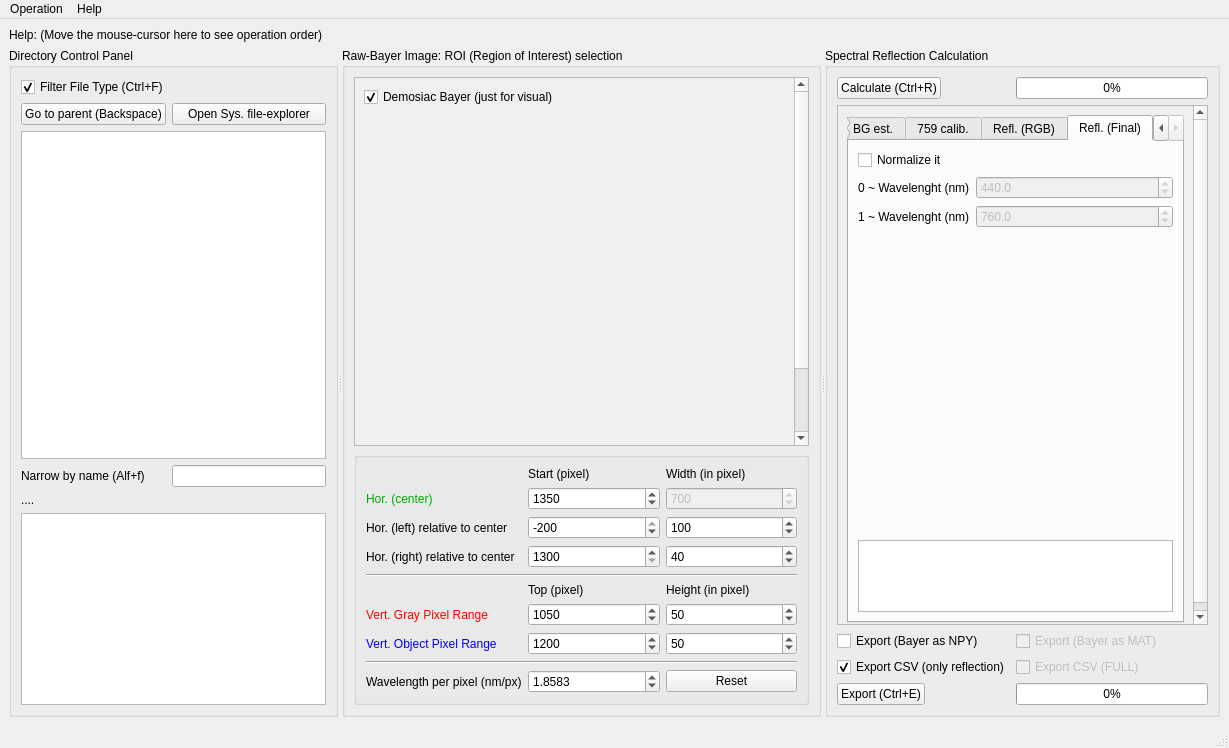
Above: UI/UI_Mainwindow.ui from garid3000/bps_spectrometer_gui before the change. Below: the same form after it.
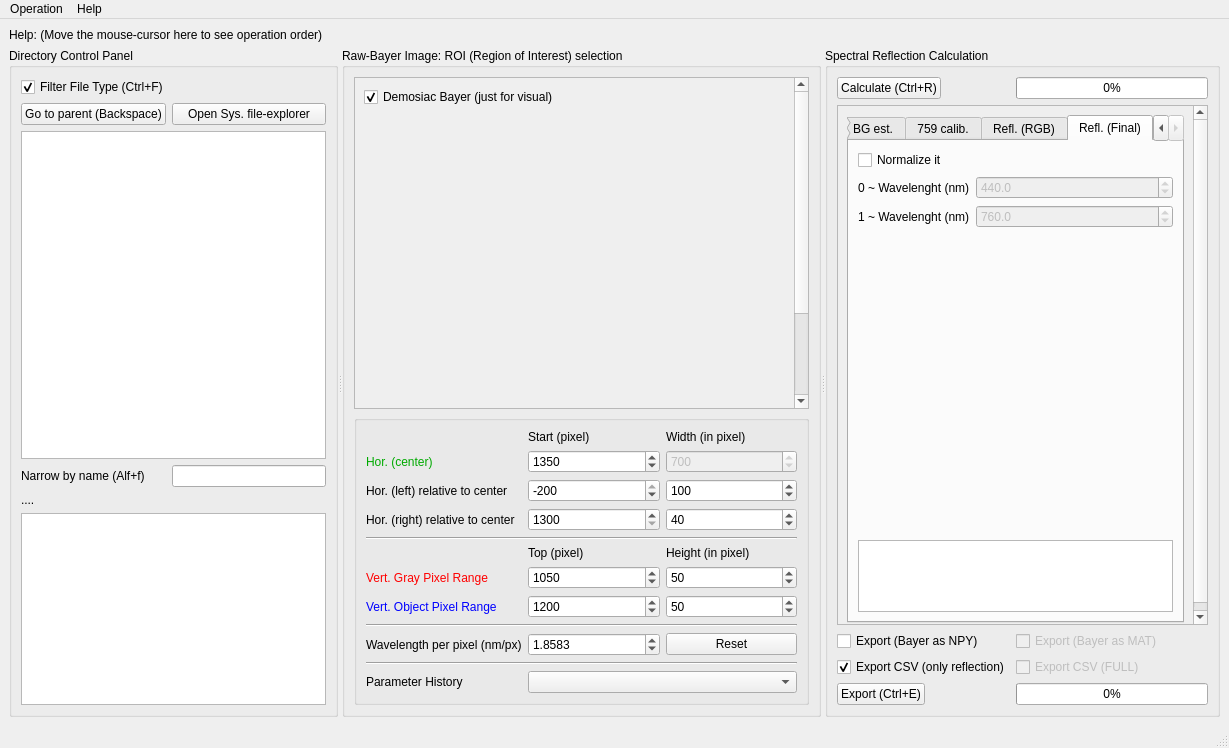
That is the form after the change. Icons and pictures are not drawn. Custom widgets are drawn as their Qt base class.

Commit message: Initial UI change for the parameter histroy

```diff
--- a/UI/UI_Mainwindow.ui
+++ b/UI/UI_Mainwindow.ui
@@ -159,8 +159,8 @@
            <property name="geometry">
             <rect>
              <x>0</x>
-             <y>-82</y>
-             <width>447</width>
+             <y>0</y>
+             <width>438</width>
              <height>450</height>
             </rect>
            </property>
@@ -216,8 +216,149 @@
           <property name="title">
            <string/>
           </property>
-          <layout class="QGridLayout" name="gridLayout_2" columnstretch="0,0,0,0">
-           <item row="11" column="1">
+          <layout class="QGridLayout" name="gridLayout_2" columnstretch="0,0,0">
+           <item row="7" column="2">
+            <widget class="QSpinBox" name="sb_gray_y_size">
+             <property name="toolTip">
+              <string>&lt;html&gt;&lt;head/&gt;&lt;body&gt;&lt;p&gt;&lt;img src=&quot;:/newPrefix/raw_bayer_base_vert_gray_height.png&quot;/&gt;&lt;/p&gt;&lt;/body&gt;&lt;/html&gt;</string>
+             </property>
+             <property name="minimum">
+              <number>0</number>
+             </property>
+             <property name="maximum">
+              <number>20000</number>
+             </property>
+             <property name="singleStep">
+              <number>2</number>
+             </property>
+             <property name="value">
+              <number>50</number>
+             </property>
+            </widget>
+           </item>
+           <item row="2" column="2">
+            <widget class="QSpinBox" name="sb_midx_size">
+             <property name="enabled">
+              <bool>false</bool>
+             </property>
+             <property name="maximum">
+              <number>9999</number>
+             </property>
+             <property name="value">
+              <number>700</number>
+             </property>
+            </widget>
+           </item>
+           <item row="7" column="1">
+            <widget class="QSpinBox" name="sb_gray_y_init">
+             <property name="toolTip">
+              <string>&lt;html&gt;&lt;head/&gt;&lt;body&gt;&lt;p&gt;&lt;img src=&quot;:/newPrefix/raw_bayer_base_vert_gray_top.png&quot;/&gt;&lt;/p&gt;&lt;/body&gt;&lt;/html&gt;</string>
+             </property>
+             <property name="minimum">
+              <number>0</number>
+             </property>
+             <property name="maximum">
+              <number>20000</number>
+             </property>
+             <property name="singleStep">
+              <number>2</number>
+             </property>
+             <property name="value">
+              <number>1050</number>
+             </property>
+            </widget>
+           </item>
+           <item row="7" column="0">
+            <widget class="QLabel" name="_l_2">
+             <property name="palette">
+              <palette>
+               <active>
+                <colorrole role="WindowText">
+                 <brush brushstyle="SolidPattern">
+                  <color alpha="255">
+                   <red>255</red>
+                   <green>0</green>
+                   <blue>0</blue>
+                  </color>
+                 </brush>
+                </colorrole>
+               </active>
+               <inactive>
+                <colorrole role="WindowText">
+                 <brush brushstyle="SolidPattern">
+                  <color alpha="255">
+                   <red>255</red>
+                   <green>0</green>
+                   <blue>0</blue>
+                  </color>
+                 </brush>
+                </colorrole>
+               </inactive>
+               <disabled/>
+              </palette>
+             </property>
+             <property name="text">
+              <string>Vert. Gray Pixel Range</string>
+             </property>
+            </widget>
+           </item>
+           <item row="10" column="2">
+            <widget class="QSpinBox" name="sb_obje_y_size">
+             <property name="toolTip">
+              <string>&lt;html&gt;&lt;head/&gt;&lt;body&gt;&lt;p&gt;&lt;img src=&quot;:/newPrefix/raw_bayer_base_vert_obje_height.png&quot;/&gt;&lt;/p&gt;&lt;/body&gt;&lt;/html&gt;</string>
+             </property>
+             <property name="minimum">
+              <number>0</number>
+             </property>
+             <property name="maximum">
+              <number>20000</number>
+             </property>
+             <property name="singleStep">
+              <number>2</number>
+             </property>
+             <property name="value">
+              <number>50</number>
+             </property>
+            </widget>
+           </item>
+           <item row="6" column="2">
+            <widget class="QLabel" name="_l_4">
+             <property name="text">
+              <string>Height (in pixel)</string>
+             </property>
+            </widget>
+           </item>
+           <item row="3" column="0">
+            <widget class="QLabel" name="_l_6">
+             <property name="text">
+              <string>Hor. (left) relative to center</string>
+             </property>
+            </widget>
+           </item>
+           <item row="4" column="2">
+            <widget class="QSpinBox" name="sb_rigx_size">
+             <property name="toolTip">
+              <string>&lt;html&gt;&lt;head/&gt;&lt;body&gt;&lt;p&gt;&lt;img src=&quot;:/newPrefix/raw_bayer_base_horizontal_background_right_right.png&quot;/&gt;&lt;/p&gt;&lt;/body&gt;&lt;/html&gt;</string>
+             </property>
+             <property name="maximum">
+              <number>200</number>
+             </property>
+             <property name="singleStep">
+              <number>2</number>
+             </property>
+             <property name="value">
+              <number>40</number>
+             </property>
+            </widget>
+           </item>
+           <item row="6" column="1">
+            <widget class="QLabel" name="_l_11">
+             <property name="text">
+              <string>Top (pixel)</string>
+             </property>
+            </widget>
+           </item>
+           <item row="12" column="1">
             <widget class="QDoubleSpinBox" name="sb_waveperpixel">
              <property name="decimals">
               <number>4</number>
@@ -236,14 +377,30 @@
              </property>
             </widget>
            </item>
-           <item row="5" column="1">
-            <widget class="QLabel" name="_l_11">
+           <item row="12" column="2">
+            <widget class="QPushButton" name="pb_waveperpixel_reset">
              <property name="text">
-              <string>Top (pixel)</string>
+              <string>Reset</string>
              </property>
             </widget>
            </item>
-           <item row="1" column="0">
+           <item row="3" column="2">
+            <widget class="QSpinBox" name="sb_lefx_size">
+             <property name="toolTip">
+              <string>&lt;html&gt;&lt;head/&gt;&lt;body&gt;&lt;p&gt;&lt;img src=&quot;:/newPrefix/raw_bayer_base_horizontal_background_left_right.png&quot;/&gt;&lt;/p&gt;&lt;/body&gt;&lt;/html&gt;</string>
+             </property>
+             <property name="maximum">
+              <number>200</number>
+             </property>
+             <property name="singleStep">
+              <number>2</number>
+             </property>
+             <property name="value">
+              <number>100</number>
+             </property>
+            </widget>
+           </item>
+           <item row="2" column="0">
             <widget class="QLabel" name="_l_1">
              <property name="palette">
               <palette>
@@ -277,8 +434,22 @@
              </property>
             </widget>
            </item>
+           <item row="5" column="0" colspan="3">
+            <widget class="Line" name="_line">
+             <property name="orientation">
+              <enum>Qt::Orientation::Horizontal</enum>
+             </property>
+            </widget>
+           </item>
            <item row="1" column="1">
-            <widget class="QSpinBox" name="sb_midx_init">
+            <widget class="QLabel" name="_l_8">
+             <property name="text">
+              <string>Start (pixel)</string>
+             </property>
+            </widget>
+           </item>
+           <item row="10" column="1">
+            <widget class="QSpinBox" name="sb_obje_y_init">
              <property name="toolTip">
               <string>&lt;html&gt;&lt;head/&gt;&lt;body&gt;&lt;p&gt;&lt;img src=&quot;:/newPrefix/raw_bayer_horizontal_center_start.png&quot;/&gt;&lt;/p&gt;&lt;/body&gt;&lt;/html&gt;</string>
              </property>
@@ -286,37 +457,61 @@
               <number>0</number>
              </property>
              <property name="maximum">
-              <number>17000</number>
+              <number>20000</number>
              </property>
              <property name="singleStep">
               <number>2</number>
              </property>
              <property name="value">
-              <number>1350</number>
+              <number>1200</number>
              </property>
             </widget>
            </item>
-           <item row="1" column="2">
-            <widget class="QSpinBox" name="sb_midx_size">
-             <property name="enabled">
-              <bool>false</bool>
+           <item row="10" column="0">
+            <widget class="QLabel" name="_l_3">
+             <property name="palette">
+              <palette>
+               <active>
+                <colorrole role="WindowText">
+                 <brush brushstyle="SolidPattern">
+                  <color alpha="255">
+                   <red>0</red>
+                   <green>0</green>
+                   <blue>255</blue>
+                  </color>
+                 </brush>
+                </colorrole>
+               </active>
+               <inactive>
+                <colorrole role="WindowText">
+                 <brush brushstyle="SolidPattern">
+                  <color alpha="255">
+                   <red>0</red>
+                   <green>0</green>
+                   <blue>255</blue>
+                  </color>
+                 </brush>
+                </colorrole>
+               </inactive>
+               <disabled/>
+              </palette>
              </property>
-             <property name="maximum">
-              <number>9999</number>
+             <property name="text">
+              <string>Vert. Object Pixel Range</string>
              </property>
-             <property name="value">
-              <number>700</number>
-             </property>
             </widget>
            </item>
-           <item row="5" column="2">
-            <widget class="QLabel" name="_l_4">
+           <item row="14" column="0">
+            <widget class="QLabel" name="label_2">
+             <property name="toolTip">
+              <string>&lt;html&gt;&lt;head/&gt;&lt;body&gt;&lt;p&gt;History of Geometrical Parameters of Previous usages on this data&lt;/p&gt;&lt;p&gt;(ie. you can get exact geometrical parameter when you calculated in the past)&lt;/p&gt;&lt;/body&gt;&lt;/html&gt;</string>
+             </property>
              <property name="text">
-              <string>Height (in pixel)</string>
+              <string>Parameter History</string>
              </property>
             </widget>
            </item>
-           <item row="3" column="1">
+           <item row="4" column="1">
             <widget class="QSpinBox" name="sb_rigx_init_rel">
              <property name="toolTip">
               <string>&lt;html&gt;&lt;head/&gt;&lt;body&gt;&lt;p&gt;&lt;img src=&quot;:/newPrefix/raw_bayer_base_horizontal_background_right_left.png&quot;/&gt;&lt;/p&gt;&lt;/body&gt;&lt;/html&gt;</string>
@@ -335,65 +530,18 @@
              </property>
             </widget>
            </item>
-           <item row="3" column="2">
-            <widget class="QSpinBox" name="sb_rigx_size">
-             <property name="toolTip">
-              <string>&lt;html&gt;&lt;head/&gt;&lt;body&gt;&lt;p&gt;&lt;img src=&quot;:/newPrefix/raw_bayer_base_horizontal_background_right_right.png&quot;/&gt;&lt;/p&gt;&lt;/body&gt;&lt;/html&gt;</string>
-             </property>
-             <property name="maximum">
-              <number>200</number>
-             </property>
-             <property name="singleStep">
-              <number>2</number>
-             </property>
-             <property name="value">
-              <number>40</number>
-             </property>
-            </widget>
-           </item>
-           <item row="6" column="0">
-            <widget class="QLabel" name="_l_2">
-             <property name="palette">
-              <palette>
-               <active>
-                <colorrole role="WindowText">
-                 <brush brushstyle="SolidPattern">
-                  <color alpha="255">
-                   <red>255</red>
-                   <green>0</green>
-                   <blue>0</blue>
-                  </color>
-                 </brush>
-                </colorrole>
-               </active>
-               <inactive>
-                <colorrole role="WindowText">
-                 <brush brushstyle="SolidPattern">
-                  <color alpha="255">
-                   <red>255</red>
-                   <green>0</green>
-                   <blue>0</blue>
-                  </color>
-                 </brush>
-                </colorrole>
-               </inactive>
-               <disabled/>
-              </palette>
-             </property>
-             <property name="text">
-              <string>Vert. Gray Pixel Range</string>
-             </property>
-            </widget>
-           </item>
-           <item row="0" column="2">
+           <item row="1" column="2">
             <widget class="QLabel" name="_l_9">
              <property name="text">
               <string>Width (in pixel)</string>
              </property>
             </widget>
            </item>
-           <item row="6" column="1">
-            <widget class="QSpinBox" name="sb_gray_y_init">
+           <item row="14" column="1" colspan="2">
+            <widget class="QComboBox" name="cb_parameter_history"/>
+           </item>
+           <item row="2" column="1">
+            <widget class="QSpinBox" name="sb_midx_init">
              <property name="toolTip">
               <string>&lt;html&gt;&lt;head/&gt;&lt;body&gt;&lt;p&gt;&lt;img src=&quot;:/newPrefix/raw_bayer_base_vert_gray_top.png&quot;/&gt;&lt;/p&gt;&lt;/body&gt;&lt;/html&gt;</string>
              </property>
@@ -401,24 +549,31 @@
               <number>0</number>
              </property>
              <property name="maximum">
-              <number>20000</number>
+              <number>17000</number>
              </property>
              <property name="singleStep">
               <number>2</number>
              </property>
              <property name="value">
-              <number>1050</number>
+              <number>1350</number>
              </property>
             </widget>
            </item>
-           <item row="3" column="0">
+           <item row="4" column="0">
             <widget class="QLabel" name="_l_7">
              <property name="text">
               <string>Hor. (right) relative to center</string>
              </property>
             </widget>
            </item>
-           <item row="2" column="1">
+           <item row="12" column="0">
+            <widget class="QLabel" name="_l">
+             <property name="text">
+              <string>Wavelength per pixel (nm/px)</string>
+             </property>
+            </widget>
+           </item>
+           <item row="3" column="1">
             <widget class="QSpinBox" name="sb_lefx_init_rel">
              <property name="toolTip">
               <string>&lt;html&gt;&lt;head/&gt;&lt;body&gt;&lt;p&gt;&lt;img src=&quot;:/newPrefix/raw_bayer_base_horizontal_background_left_left.png&quot;/&gt;&lt;/p&gt;&lt;/body&gt;&lt;/html&gt;</string>
@@ -437,155 +592,20 @@
              </property>
             </widget>
            </item>
-           <item row="0" column="1">
-            <widget class="QLabel" name="_l_8">
-             <property name="text">
-              <string>Start (pixel)</string>
-             </property>
-            </widget>
-           </item>
-           <item row="2" column="2">
-            <widget class="QSpinBox" name="sb_lefx_size">
-             <property name="toolTip">
-              <string>&lt;html&gt;&lt;head/&gt;&lt;body&gt;&lt;p&gt;&lt;img src=&quot;:/newPrefix/raw_bayer_base_horizontal_background_left_right.png&quot;/&gt;&lt;/p&gt;&lt;/body&gt;&lt;/html&gt;</string>
-             </property>
-             <property name="maximum">
-              <number>200</number>
-             </property>
-             <property name="singleStep">
-              <number>2</number>
-             </property>
-             <property name="value">
-              <number>100</number>
-             </property>
-            </widget>
-           </item>
-           <item row="9" column="2">
-            <widget class="QSpinBox" name="sb_obje_y_size">
-             <property name="toolTip">
-              <string>&lt;html&gt;&lt;head/&gt;&lt;body&gt;&lt;p&gt;&lt;img src=&quot;:/newPrefix/raw_bayer_base_vert_obje_height.png&quot;/&gt;&lt;/p&gt;&lt;/body&gt;&lt;/html&gt;</string>
-             </property>
-             <property name="minimum">
-              <number>0</number>
-             </property>
-             <property name="maximum">
-              <number>20000</number>
-             </property>
-             <property name="singleStep">
-              <number>2</number>
-             </property>
-             <property name="value">
-              <number>50</number>
-             </property>
-            </widget>
-           </item>
-           <item row="9" column="0">
-            <widget class="QLabel" name="_l_3">
-             <property name="palette">
-              <palette>
-               <active>
-                <colorrole role="WindowText">
-                 <brush brushstyle="SolidPattern">
-                  <color alpha="255">
-                   <red>0</red>
-                   <green>0</green>
-                   <blue>255</blue>
-                  </color>
-                 </brush>
-                </colorrole>
-               </active>
-               <inactive>
-                <colorrole role="WindowText">
-                 <brush brushstyle="SolidPattern">
-                  <color alpha="255">
-                   <red>0</red>
-                   <green>0</green>
-                   <blue>255</blue>
-                  </color>
-                 </brush>
-                </colorrole>
-               </inactive>
-               <disabled/>
-              </palette>
-             </property>
-             <property name="text">
-              <string>Vert. Object Pixel Range</string>
-             </property>
-            </widget>
-           </item>
-           <item row="9" column="1">
-            <widget class="QSpinBox" name="sb_obje_y_init">
-             <property name="toolTip">
-              <string>&lt;html&gt;&lt;head/&gt;&lt;body&gt;&lt;p&gt;&lt;img src=&quot;:/newPrefix/raw_bayer_base_vert_obje_top.png&quot;/&gt;&lt;/p&gt;&lt;/body&gt;&lt;/html&gt;</string>
-             </property>
-             <property name="minimum">
-              <number>0</number>
-             </property>
-             <property name="maximum">
-              <number>20000</number>
-             </property>
-             <property name="singleStep">
-              <number>2</number>
-             </property>
-             <property name="value">
-              <number>1200</number>
-             </property>
-            </widget>
-           </item>
-           <item row="2" column="0">
-            <widget class="QLabel" name="_l_6">
-             <property name="text">
-              <string>Hor. (left) relative to center</string>
-             </property>
-            </widget>
-           </item>
-           <item row="6" column="2">
-            <widget class="QSpinBox" name="sb_gray_y_size">
-             <property name="toolTip">
-              <string>&lt;html&gt;&lt;head/&gt;&lt;body&gt;&lt;p&gt;&lt;img src=&quot;:/newPrefix/raw_bayer_base_vert_gray_height.png&quot;/&gt;&lt;/p&gt;&lt;/body&gt;&lt;/html&gt;</string>
-             </property>
-             <property name="minimum">
-              <number>0</number>
-             </property>
-             <property name="maximum">
-              <number>20000</number>
-             </property>
-             <property name="singleStep">
-              <number>2</number>
-             </property>
-             <property name="value">
-              <number>50</number>
-             </property>
-            </widget>
-           </item>
-           <item row="11" column="0">
-            <widget class="QLabel" name="_l">
-             <property name="text">
-              <string>Wavelength per pixel (nm/px)</string>
-             </property>
-            </widget>
-           </item>
-           <item row="11" column="2">
-            <widget class="QPushButton" name="pb_waveperpixel_reset">
-             <property name="text">
-              <string>Reset</string>
-             </property>
-            </widget>
-           </item>
-           <item row="4" column="0" colspan="3">
-            <widget class="Line" name="_line">
-             <property name="orientation">
-              <enum>Qt::Orientation::Horizontal</enum>
-             </property>
-            </widget>
-           </item>
-           <item row="10" column="0" colspan="3">
+           <item row="11" column="0" colspan="3">
             <widget class="Line" name="line_3">
              <property name="orientation">
               <enum>Qt::Orientation::Horizontal</enum>
              </property>
             </widget>
            </item>
+           <item row="13" column="0" colspan="3">
+            <widget class="Line" name="line">
+             <property name="orientation">
+              <enum>Qt::Orientation::Horizontal</enum>
+             </property>
+            </widget>
+           </item>
           </layout>
          </widget>
         </item>
```
Left out of the diff: 6 changed lines with no effect on the pictures. The commit also changes 1 other file.
